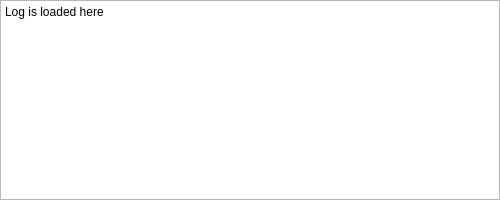
First picture: the form in ui/logwindow.ui, repository SBC-Collaboration/SBC-RunControl, before the edit.
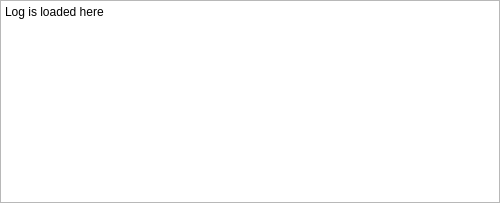
Second picture: the form after the edit. Icons and pictures are not drawn.

Commit message: Created settings fields for camera. Cleaned up grid layouts and scroll areas formatting.

Diff of the .ui file:
```diff
--- a/ui/logwindow.ui
+++ b/ui/logwindow.ui
@@ -7,7 +7,7 @@
     <x>0</x>
     <y>0</y>
     <width>500</width>
-    <height>200</height>
+    <height>203</height>
    </rect>
   </property>
   <property name="sizePolicy">
```
The commit also changes 6 other files.
